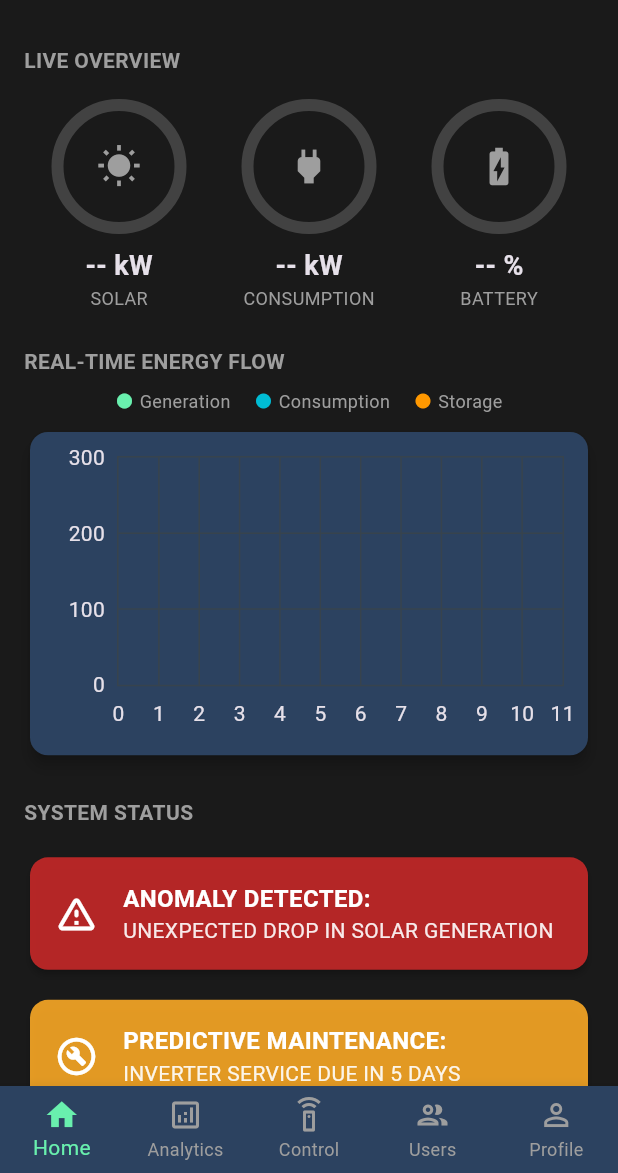
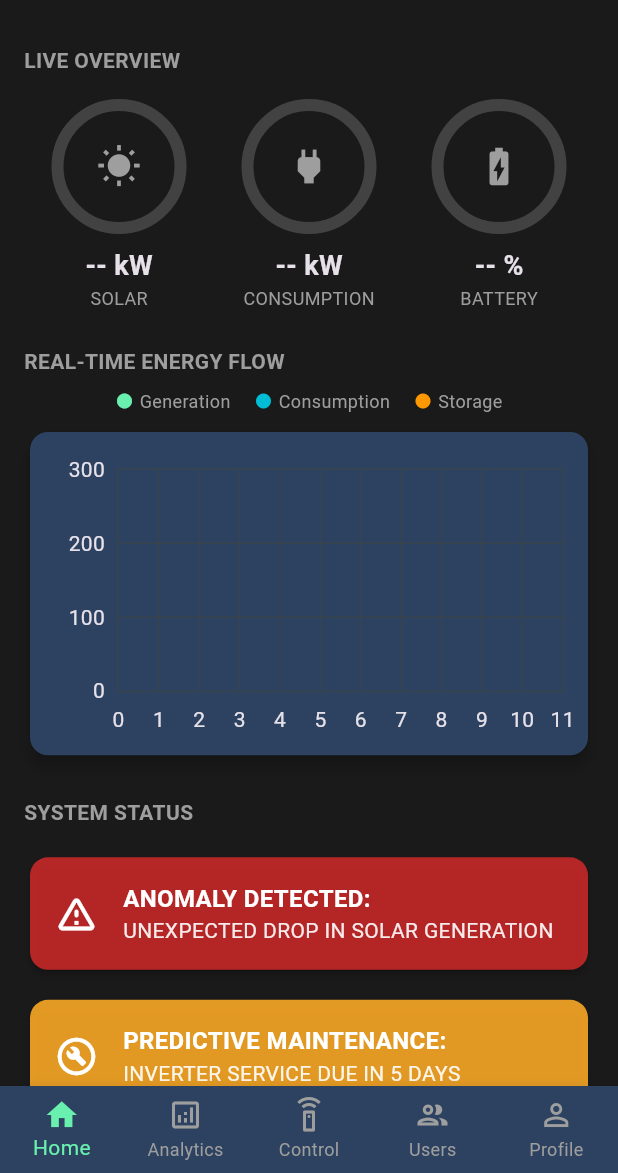
Before and after one commit to kkthombare187/Echogrid-Monitoring-Project, a Flutter app: the AdminDashboardScreen screen opened directly, on a phone screen of 412 x 824 dp, the part 63-1236 px from its top. Run offline on Flutter 3.47's test engine with Material 3 defaults, Android fonts, the phone set to English and light mode, and no system bars; drawn by our look-alikes of fl_chart, percent_indicator; our stand-ins replace cloud_firestore, firebase_auth, firebase_core, firebase_database, geolocator; accounts and stored records are empty; network calls fail.

Commit message:
Repair graph and see report button in admin panel shifted to contole panel

```diff
--- a/lib/screens/control_screen.dart
+++ b/lib/screens/control_screen.dart
@@ -98,6 +98,7 @@ class _ControlScreenState extends State<ControlScreen> {
   }
 
   Widget _buildWeatherCard() {
+
     return Card(
       elevation: 2,
       shape: RoundedRectangleBorder(borderRadius: BorderRadius.circular(8)),
@@ -132,7 +133,12 @@ class _ControlScreenState extends State<ControlScreen> {
         ),
       ),
     );
+
+
+
   }
+
+
 
   Widget _buildWeatherDataDisplay() {
     if (_weatherData == null) return const SizedBox.shrink();
--- a/lib/widgets/admin_home_content.dart
+++ b/lib/widgets/admin_home_content.dart
@@ -1,7 +1,5 @@
 import 'package:flutter/material.dart';
 import 'package:firebase_database/firebase_database.dart';
-// ADD THIS IMPORT to link to the issue reports screen
-import 'package:flutter_project/screens/issue_reports_screen.dart';
 import 'package:flutter_project/widgets/realtime_chart.dart';
 import 'package:flutter_project/widgets/status_card.dart';
 import 'package:flutter_project/widgets/summary_card.dart';
@@ -21,7 +19,6 @@ class AdminHomeContent extends StatelessWidget {
         child: Column(
           crossAxisAlignment: CrossAxisAlignment.start,
           children: [
-            // --- LIVE OVERVIEW Section ---
             const Text('LIVE OVERVIEW', style: TextStyle(color: Colors.grey, fontWeight: FontWeight.bold)),
             const SizedBox(height: 16),
             Row(
@@ -33,8 +30,6 @@ class AdminHomeContent extends StatelessWidget {
               ],
             ),
             const SizedBox(height: 24),
-
-            // --- REAL-TIME ENERGY FLOW Section ---
             const Text('REAL-TIME ENERGY FLOW', style: TextStyle(color: Colors.grey, fontWeight: FontWeight.bold)),
             const SizedBox(height: 8),
             const Row(
@@ -56,8 +51,6 @@ class AdminHomeContent extends StatelessWidget {
             const SizedBox(height: 8),
             const RealtimeChart(),
             const SizedBox(height: 24),
-
-            // --- SYSTEM STATUS Section ---
             const Text('SYSTEM STATUS', style: TextStyle(color: Colors.grey, fontWeight: FontWeight.bold)),
             const SizedBox(height: 16),
             const StatusCard(
@@ -71,27 +64,8 @@ class AdminHomeContent extends StatelessWidget {
                 subtitle: 'INVERTER SERVICE DUE IN 5 DAYS',
                 icon: Icons.build_circle_outlined,
                 color: Color(0xFFf9a825)),
-            const Divider(height: 40),
 
-            // --- THIS IS THE NEW USER REPORTS SECTION ---
-            const Text('USER REPORTS', style: TextStyle(color: Colors.grey, fontWeight: FontWeight.bold)),
-            const SizedBox(height: 16),
-            Card(
-              color: Colors.grey.shade800,
-              child: ListTile(
-                leading: const Icon(Icons.feedback_outlined, color: Colors.amber),
-                title: const Text('View User Issue Reports'),
-                subtitle: const Text('See what the community is reporting.'),
-                trailing: const Icon(Icons.arrow_forward_ios),
-                onTap: () {
-                  // This navigates to the screen showing all reports
-                  Navigator.push(
-                    context,
-                    MaterialPageRoute(builder: (context) => const IssueReportsScreen()),
-                  );
-                },
-              ),
-            ),
+            // --- THE "USER REPORTS" SECTION HAS BEEN DELETED FROM HERE ---
           ],
         ),
       ),
--- a/lib/widgets/realtime_chart.dart
+++ b/lib/widgets/realtime_chart.dart
@@ -1,7 +1,7 @@
 import 'package:fl_chart/fl_chart.dart';
 import 'package:flutter/material.dart';
 import 'package:firebase_database/firebase_database.dart';
-import 'package:async/async.dart'; // <-- ADD THIS IMPORT
+import 'package:async/async.dart'; // Used for combining streams
 
 class RealtimeChart extends StatefulWidget {
   const RealtimeChart({Key? key}) : super(key: key);
@@ -11,19 +11,18 @@ class RealtimeChart extends StatefulWidget {
 }
 
 class _RealtimeChartState extends State<RealtimeChart> {
-  // Create references to the historical data lists
-  final DatabaseReference _generationRef =
-      FirebaseDatabase.instance.ref('history/generation');
-  final DatabaseReference _consumptionRef =
-      FirebaseDatabase.instance.ref('history/consumption');
-  final DatabaseReference _storageRef =
-      FirebaseDatabase.instance.ref('history/storage');
+  // References to the historical data lists in Firebase
+  final DatabaseReference _generationRef = FirebaseDatabase.instance.ref('history/generation');
+  final DatabaseReference _consumptionRef = FirebaseDatabase.instance.ref('history/consumption');
+  final DatabaseReference _storageRef = FirebaseDatabase.instance.ref('history/storage');
 
-  // Helper function to convert a list of numbers into chart data points (FlSpot)
-  List<FlSpot> _createSpots(List<dynamic> data) {
+  // Helper function to safely convert a list of data into chart points (FlSpot)
+  List<FlSpot> _createSpots(List<dynamic>? data) {
     List<FlSpot> spots = [];
+    if (data == null) return spots; // Return empty list if data is null
+
     for (int i = 0; i < data.length; i++) {
-      // Ensure the data point is treated as a number
+      // Safely parse the data point to a double, defaulting to 0.0 if invalid
       double yValue = double.tryParse(data[i].toString()) ?? 0.0;
       spots.add(FlSpot(i.toDouble(), yValue));
     }
@@ -39,31 +38,32 @@ class _RealtimeChartState extends State<RealtimeChart> {
         shape: RoundedRectangleBorder(borderRadius: BorderRadius.circular(12)),
         color: const Color(0xff2c4260),
         child: Padding(
-          padding: const EdgeInsets.all(16.0),
+          padding: const EdgeInsets.fromLTRB(16, 24, 16, 12),
           // Use a StreamBuilder to listen for all three data streams at once
           child: StreamBuilder(
-            // Use StreamZip for a more reliable way to combine the streams
-            stream: StreamZip([       // <-- THIS LINE WAS CHANGED
+            stream: StreamZip([
               _generationRef.onValue,
               _consumptionRef.onValue,
               _storageRef.onValue
             ]),
-            builder: (context, AsyncSnapshot<List<dynamic>> snapshot) { // <-- THIS TYPE WAS CHANGED
+            builder: (context, AsyncSnapshot<List<dynamic>> snapshot) {
               // Show a loading indicator while waiting for data
               if (snapshot.connectionState == ConnectionState.waiting || !snapshot.hasData) {
-                return const Center(child: CircularProgressIndicator());
+                return const Center(child: CircularProgressIndicator(color: Colors.white));
               }
 
+              // NEW: Show a clear error message if something goes wrong
               if (snapshot.hasError) {
-                return const Center(child: Text('Error loading chart data'));
+                return const Center(
+                  child: Text('Error: Could not load chart data.', style: TextStyle(color: Colors.redAccent)),
+                );
               }
 
               // Extract the data lists from the snapshot
-              // The data is now a List<DatabaseEvent>
               final events = snapshot.data as List<DatabaseEvent>;
-              final generationData = events[0].snapshot.value as List<dynamic>? ?? [];
-              final consumptionData = events[1].snapshot.value as List<dynamic>? ?? [];
-              final storageData = events[2].snapshot.value as List<dynamic>? ?? [];
+              final generationData = events[0].snapshot.value as List<dynamic>?;
+              final consumptionData = events[1].snapshot.value as List<dynamic>?;
+              final storageData = events[2].snapshot.value as List<dynamic>?;
 
               // Convert the lists into chart spots
               final generationSpots = _createSpots(generationData);
@@ -81,12 +81,13 @@ class _RealtimeChartState extends State<RealtimeChart> {
     );
   }
 
-  // This function now accepts the live data points as arguments
+  // This function now includes beautiful gradients below each line
   LineChartData mainData(List<FlSpot> generationSpots, List<FlSpot> consumptionSpots, List<FlSpot> storageSpots) {
     return LineChartData(
       gridData: FlGridData(
         show: true,
         drawVerticalLine: true,
+        horizontalInterval: 100,
         getDrawingHorizontalLine: (value) => const FlLine(color: Color(0xff37434d), strokeWidth: 1),
         getDrawingVerticalLine: (value) => const FlLine(color: Color(0xff37434d), strokeWidth: 1),
       ),
@@ -103,34 +104,30 @@ class _RealtimeChartState extends State<RealtimeChart> {
       minY: 0,
       maxY: 300,
       lineBarsData: [
-        // Line 1: Generation (Green) - USES LIVE DATA
-        LineChartBarData(
-          spots: generationSpots,
-          isCurved: true,
-          color: Colors.greenAccent,
-          barWidth: 5,
-          isStrokeCapRound: true,
-          dotData: const FlDotData(show: false),
-        ),
-        // Line 2: Consumption (Blue) - USES LIVE DATA
-        LineChartBarData(
-          spots: consumptionSpots,
-          isCurved: true,
-          color: Colors.cyan,
-          barWidth: 5,
-          isStrokeCapRound: true,
-          dotData: const FlDotData(show: false),
-        ),
-        // Line 3: Storage (Orange) - USES LIVE DATA
-        LineChartBarData(
-          spots: storageSpots,
-          isCurved: true,
-          color: Colors.orange,
-          barWidth: 5,
-          isStrokeCapRound: true,
-          dotData: const FlDotData(show: false),
-        ),
+        _buildLineChartBarData(generationSpots, Colors.greenAccent, [Colors.greenAccent.withOpacity(0.3), Colors.transparent]),
+        _buildLineChartBarData(consumptionSpots, Colors.cyan, [Colors.cyan.withOpacity(0.3), Colors.transparent]),
+        _buildLineChartBarData(storageSpots, Colors.orange, [Colors.orange.withOpacity(0.3), Colors.transparent]),
       ],
     );
   }
+
+  // Helper function to create a styled line with a gradient
+  LineChartBarData _buildLineChartBarData(List<FlSpot> spots, Color color, List<Color> gradientColors) {
+    return LineChartBarData(
+      spots: spots,
+      isCurved: true,
+      color: color,
+      barWidth: 5,
+      isStrokeCapRound: true,
+      dotData: const FlDotData(show: false),
+      belowBarData: BarAreaData(
+        show: true,
+        gradient: LinearGradient(
+          colors: gradientColors,
+          begin: Alignment.topCenter,
+          end: Alignment.bottomCenter,
+        ),
+      ),
+    );
+  }
 }
```
Also changed, not shown: lib/screens/user_control_screen.dart (+70 -24 lines), lib/screens/report_issue_screen.dart (line endings or trailing spaces).
